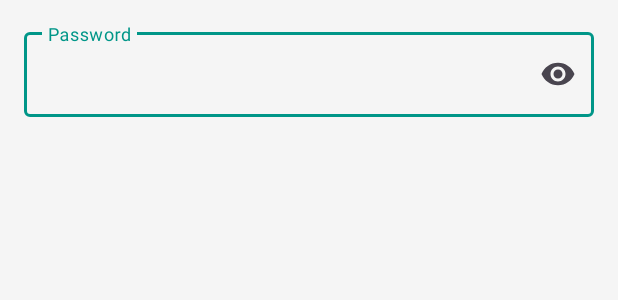
After one commit to MikeArdo/AsilApp, an Android app: the layout dialog_password.xml on its own in the app's theme, with its tools: preview values and no code run, on a phone screen of 412 x 824 dp. The commit adds this screen. Shown: the top 300 px of the screen. Run offline under Robolectric (Android 15) with nearby library versions, the phone set to English and light mode, and no system bars.

Commit message:
aggiunto controllo password contenitore biomedicale e sistemati permessi bluetooth

```diff
--- /dev/null
+++ b/app/src/main/res/layout/dialog_password.xml
@@ -0,0 +1,24 @@
+<?xml version="1.0" encoding="utf-8"?>
+<LinearLayout xmlns:android="http://schemas.android.com/apk/res/android"
+    android:layout_width="match_parent"
+    android:layout_height="match_parent"
+    android:orientation="vertical"
+    android:padding="16dp"
+    xmlns:app="http://schemas.android.com/apk/res-auto">
+
+    <com.google.android.material.textfield.TextInputLayout
+        android:layout_width="match_parent"
+        android:layout_height="wrap_content"
+        android:hint="@string/password"
+        app:endIconMode="password_toggle"
+        style="@style/Widget.Material3.TextInputLayout.OutlinedBox">
+        <com.google.android.material.textfield.TextInputEditText
+            android:id="@+id/password"
+            android:inputType="textPassword"
+            android:layout_width="match_parent"
+            android:layout_height="wrap_content"
+            app:layout_constraintTop_toTopOf="parent"
+            android:autofillHints="password" />
+    </com.google.android.material.textfield.TextInputLayout>
+
+</LinearLayout>
--- a/app/src/main/res/values/themes.xml
+++ b/app/src/main/res/values/themes.xml
@@ -82,5 +82,8 @@
         <item name="cornerSize">24dp</item>
     </style>
 
+    <style name="MaterialTextInput" parent="Widget.Material3.TextInputLayout.OutlinedBox">
+
+    </style>
 
 </resources>
```
Also changed, not shown: app/src/main/java/it/bugbuster/asilapp/ChooseMeasurementFragment.java (added, +64 -0 lines), app/src/main/java/it/bugbuster/asilapp/MyBottomSheetDialogFragment.java (+109 -39 lines), app/src/main/java/it/bugbuster/asilapp/access/Login.java (+26 -2 lines), app/src/main/res/layout/fragment_choose_measurement.xml (added, +14 -0 lines), app/src/main/res/values/strings.xml (+15 -1 lines), 1 other file.
